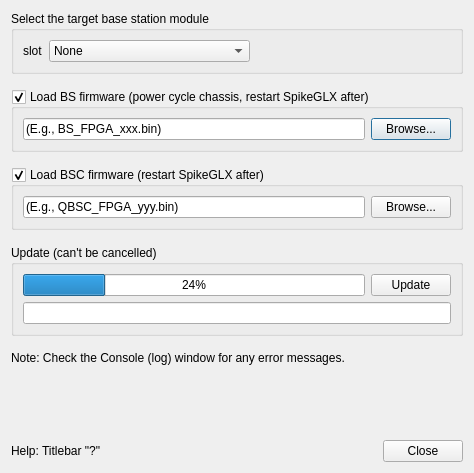
This is Forms/IMFirmDlg.ui in billkarsh/SpikeGLX as Qt 5 draws it before an edit. The edited form follows.
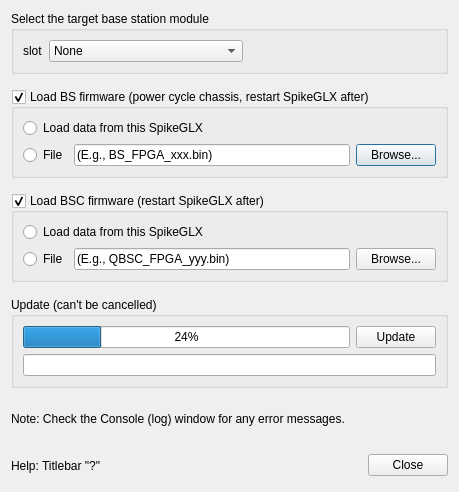
This is the edited form.

What changed in the file:
```diff
--- a/Forms/IMFirmDlg.ui
+++ b/Forms/IMFirmDlg.ui
@@ -9,10 +9,16 @@
    <rect>
     <x>0</x>
     <y>0</y>
-    <width>474</width>
-    <height>473</height>
+    <width>459</width>
+    <height>492</height>
    </rect>
   </property>
+  <property name="sizePolicy">
+   <sizepolicy hsizetype="Preferred" vsizetype="Minimum">
+    <horstretch>0</horstretch>
+    <verstretch>0</verstretch>
+   </sizepolicy>
+  </property>
   <property name="windowTitle">
    <string>Update Imec Firmware</string>
   </property>
@@ -161,7 +167,7 @@
       <bool>true</bool>
      </property>
      <layout class="QGridLayout" name="gridLayout">
-      <item row="0" column="0">
+      <item row="1" column="1">
        <widget class="QLineEdit" name="bsfileLE">
         <property name="sizePolicy">
          <sizepolicy hsizetype="MinimumExpanding" vsizetype="Fixed">
@@ -180,7 +186,7 @@
         </property>
        </widget>
       </item>
-      <item row="0" column="1">
+      <item row="1" column="2">
        <widget class="QPushButton" name="bsBrowse">
         <property name="sizePolicy">
          <sizepolicy hsizetype="Preferred" vsizetype="Preferred">
@@ -193,6 +199,20 @@
         </property>
        </widget>
       </item>
+      <item row="1" column="0">
+       <widget class="QRadioButton" name="bsExtRadio">
+        <property name="text">
+         <string>File</string>
+        </property>
+       </widget>
+      </item>
+      <item row="0" column="0" colspan="2">
+       <widget class="QRadioButton" name="bsIntRadio">
+        <property name="text">
+         <string>Load data from this SpikeGLX</string>
+        </property>
+       </widget>
+      </item>
      </layout>
     </widget>
    </item>
@@ -205,7 +225,20 @@
       <bool>true</bool>
      </property>
      <layout class="QGridLayout" name="gridLayout_4">
-      <item row="0" column="0">
+      <item row="1" column="2">
+       <widget class="QPushButton" name="bscBrowse">
+        <property name="sizePolicy">
+         <sizepolicy hsizetype="Preferred" vsizetype="Preferred">
+          <horstretch>0</horstretch>
+          <verstretch>0</verstretch>
+         </sizepolicy>
+        </property>
+        <property name="text">
+         <string>Browse...</string>
+        </property>
+       </widget>
+      </item>
+      <item row="1" column="1">
        <widget class="QLineEdit" name="bscfileLE">
         <property name="sizePolicy">
          <sizepolicy hsizetype="MinimumExpanding" vsizetype="Fixed">
@@ -224,16 +257,17 @@
         </property>
        </widget>
       </item>
-      <item row="0" column="1">
-       <widget class="QPushButton" name="bscBrowse">
-        <property name="sizePolicy">
-         <sizepolicy hsizetype="Preferred" vsizetype="Preferred">
-          <horstretch>0</horstretch>
-          <verstretch>0</verstretch>
-         </sizepolicy>
+      <item row="1" column="0">
+       <widget class="QRadioButton" name="bscExtRadio">
+        <property name="text">
+         <string>File</string>
         </property>
+       </widget>
+      </item>
+      <item row="0" column="0" colspan="2">
+       <widget class="QRadioButton" name="bscIntRadio">
         <property name="text">
-         <string>Browse...</string>
+         <string>Load data from this SpikeGLX</string>
         </property>
        </widget>
       </item>
@@ -287,22 +321,6 @@
     </widget>
    </item>
    <item row="5" column="0">
-    <spacer name="verticalSpacer">
-     <property name="orientation">
-      <enum>Qt::Vertical</enum>
-     </property>
-     <property name="sizeType">
-      <enum>QSizePolicy::MinimumExpanding</enum>
-     </property>
-     <property name="sizeHint" stdset="0">
-      <size>
-       <width>20</width>
-       <height>20</height>
-      </size>
-     </property>
-    </spacer>
-   </item>
-   <item row="6" column="0">
     <layout class="QHBoxLayout" name="horizontalLayout">
      <item>
       <widget class="QLabel" name="label_4">
```
Left out of the diff: 4 changed lines with no effect on the pictures.
